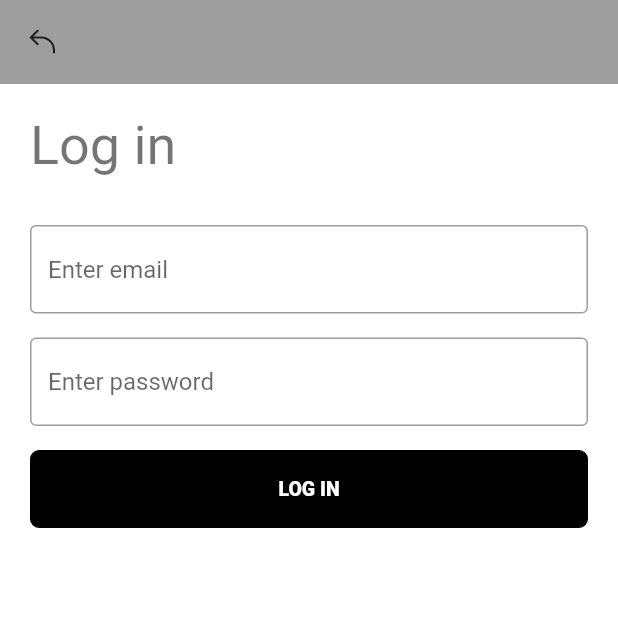
After one commit to VinhShin/MyCarTest, a Flutter app: the screen it shows after launch, after a tap on "LOGIN", on a phone screen of 412 x 824 dp, the top half of it. The commit adds this screen. Run offline on Flutter 3.47's test engine with Material 2 defaults, Android fonts, the phone set to English and light mode, and no system bars; our stand-ins replace easy_localization, flutter_bloc, flutter_svg; missing offline and left inert: shared_preferences_web; generated files the repository leaves out were written again; project files that could hold a hidden picture were left out.

Commit message:
add login screen

```diff
--- a/assets/languages/en.json
+++ b/assets/languages/en.json
@@ -1,7 +1,15 @@
 {
+    "ok": "ok",
+    "cancel": "cancel",
+    "alert": "alert",
     "login": {
         "login_label": "LOGIN",
-        "register_label": "REGISTER"
+        "register_label": "REGISTER",
+        "login_title": "Log in",
+        "login_button": "LOG IN",
+        "email_input": "Enter email",
+        "password_input": "Enter password",
+        "password_incorrect": "Your email or password incorrect"
     },
     "splash_screen": {
         "user_title": "Pawel Czerwinski",
--- /dev/null
+++ b/lib/common/app_theme.dart
@@ -0,0 +1,31 @@
+import 'package:flutter/material.dart';
+
+class AppTheme {
+  static final darkTheme = ThemeData(
+      primarySwatch: Colors.grey,
+      primaryColor: Colors.black,
+      brightness: Brightness.dark,
+      backgroundColor: const Color(0xFF212121),
+      accentColor: Colors.white,
+      accentIconTheme: IconThemeData(color: Colors.black),
+      scaffoldBackgroundColor: Colors.white,
+      dividerColor: Colors.black12,
+      textTheme: textTheme);
+
+  static final lightTheme = ThemeData(
+      primarySwatch: Colors.grey,
+      primaryColor: Colors.white,
+      brightness: Brightness.light,
+      backgroundColor: const Color(0xFFE5E5E5),
+      accentColor: Colors.black,
+      accentIconTheme: IconThemeData(color: Colors.white),
+      scaffoldBackgroundColor: Colors.white,
+      dividerColor: Colors.white54,
+      textTheme: textTheme);
+
+  static final textTheme = const TextTheme(
+    headline1: TextStyle(fontSize: 36.0, fontWeight: FontWeight.w400),
+    bodyText1: TextStyle(fontSize: 36.0, fontWeight: FontWeight.w400),
+    button: TextStyle(fontSize: 13.0, fontWeight: FontWeight.w900),
+  );
+}
--- a/lib/common/assets/app_icons.dart
+++ b/lib/common/assets/app_icons.dart
@@ -1,6 +1,6 @@
 class AppIcons {
-  static final back = 'assets/icon/ic_back.png';
-  static final comment = 'assets/icon/ic_comment.png';
-  static final home = 'assets/icon/ic_home.png';
-  static final search = 'assets/icon/ic_search.png';
+  static final back = 'assets/icons/ic_back.svg';
+  static final comment = 'assets/icons/ic_comment.svg';
+  static final home = 'assets/icons/ic_home.svg';
+  static final search = 'assets/icons/ic_search.svg';
 }
--- a/lib/common/contants/routers.dart
+++ /dev/null
@@ -1,4 +0,0 @@
-class AppRoutes {
-  static final String splashScreen = 'splash_screen';
-  static final String homeScreen = 'home_screen';
-}
--- /dev/null
+++ b/lib/common/contants/routes.dart
@@ -0,0 +1,6 @@
+class AppRoutes {
+  static final String splashScreen = '/';
+  static final String loginScreen = '/login';
+  static final String registerScreen = '/register';
+  static final String homeScreen = '/home';
+}
--- a/lib/main.dart
+++ b/lib/main.dart
@@ -1,6 +1,10 @@
 import 'package:easy_localization/easy_localization.dart';
 import 'package:flutter/material.dart';
+import 'package:my_car_test/common/app_theme.dart';
+import 'package:my_car_test/common/contants/routes.dart';
+import 'package:my_car_test/presentation/screens/login/login_screen.dart';
 
+import 'presentation/screens/home/home_screen.dart';
 import 'presentation/screens/splash/splash_screen.dart';
 
 void main() async {
@@ -24,17 +28,12 @@ class MyApp extends StatelessWidget {
       localizationsDelegates: context.localizationDelegates,
       supportedLocales: context.supportedLocales,
       locale: context.locale,
-      theme: ThemeData(
-        primarySwatch: Colors.blue,
-      ),
-      // routes: {
-      //   // When navigating to the "/" route, build the FirstScreen widget.
-      //   '/': (context) => const LoginScreen(),
-      //   // When navigating to the "/second" route, build the SecondScreen widget.
-      //   PBRouter.homeScreen: (context) => const HomeScreen(),
-      //   PBRouter.photoScreen: (context) => const PhotoScreen(),
-      // },
-      home: SplashScreen(),
+      theme: AppTheme.lightTheme,
+      routes: {
+        AppRoutes.splashScreen: (context) => const SplashScreen(),
+        AppRoutes.homeScreen: (context) => const HomeScreen(),
+        AppRoutes.loginScreen: (context) => const LoginScreen(),
+      },
     );
   }
 }
--- /dev/null
+++ b/lib/presentation/base_widget/m_app_bar.dart
@@ -0,0 +1,20 @@
+import 'package:flutter/material.dart';
+import 'package:flutter_svg/svg.dart';
+import 'package:my_car_test/common/assets/app_icons.dart';
+
+class MAppBar extends AppBar {
+  MAppBar(BuildContext context)
+      : super(
+          elevation: 0,
+          leading: InkWell(
+            child: SvgPicture.asset(
+              AppIcons.back,
+              width: 40,
+              height: 40,
+            ),
+            onTap: () {
+              Navigator.pop(context);
+            },
+          ),
+        );
+}
--- a/lib/presentation/custom_widget/button.dart
+++ b/lib/presentation/custom_widget/button.dart
@@ -14,7 +14,9 @@ class Button extends StatelessWidget {
 
   @override
   Widget build(BuildContext context) {
-    return Container(
+    return InkWell(
+      onTap: onPress,
+      child: Container(
         height: 52,
         alignment: AlignmentDirectional.center,
         decoration: BoxDecoration(
@@ -23,9 +25,11 @@ class Button extends StatelessWidget {
             border: Border.all(color: Colors.black)),
         child: Text(
           text,
-        style: TextStyle(
-            color: isOutline ? Colors.black : Colors.white,
-            fontWeight: FontWeight.bold),
+          style: Theme.of(context)
+              .textTheme
+              .button
+              ?.copyWith(color: isOutline ? Colors.black : Colors.white),
+        ),
       ),
     );
   }
--- /dev/null
+++ b/lib/presentation/screens/login/bloc/login_bloc.dart
@@ -0,0 +1,11 @@
+import 'package:flutter_bloc/flutter_bloc.dart';
+import 'package:my_car_test/presentation/screens/login/bloc/login_event.dart';
+import 'package:my_car_test/presentation/screens/login/bloc/login_state.dart';
+
+class LoginBloc extends Bloc<LoginEvent, LoginState> {
+  LoginBloc() : super(LoginInitState()) {
+    on<OnLoginEvent>((event, emit) => emit(LoginResultState(
+        isSuccess: event.email.isNotEmpty && event.password.isNotEmpty,
+        errorMessage: '')));
+  }
+}
--- /dev/null
+++ b/lib/presentation/screens/login/bloc/login_event.dart
@@ -0,0 +1,8 @@
+abstract class LoginEvent {}
+
+class OnLoginEvent extends LoginEvent {
+  final String email;
+  final String password;
+
+  OnLoginEvent({required this.email, required this.password});
+}
--- /dev/null
+++ b/lib/presentation/screens/login/bloc/login_state.dart
@@ -0,0 +1,10 @@
+abstract class LoginState {}
+
+class LoginInitState extends LoginState {}
+
+class LoginResultState extends LoginState {
+  final bool isSuccess;
+  final String errorMessage;
+
+  LoginResultState({required this.isSuccess, required this.errorMessage});
+}
--- /dev/null
+++ b/lib/presentation/screens/login/login_screen.dart
@@ -0,0 +1,107 @@
+import 'package:flutter/material.dart';
+import 'package:easy_localization/easy_localization.dart';
+import 'package:flutter_bloc/flutter_bloc.dart';
+import 'package:my_car_test/common/contants/routes.dart';
+import 'package:my_car_test/generated/locale_keys.g.dart';
+import 'package:my_car_test/presentation/base_widget/m_app_bar.dart';
+import 'package:my_car_test/presentation/custom_widget/button.dart';
+import 'package:my_car_test/presentation/screens/login/bloc/login_bloc.dart';
+import 'package:my_car_test/presentation/screens/login/bloc/login_event.dart';
+
+import 'bloc/login_state.dart';
+
+class LoginScreen extends StatefulWidget {
+  const LoginScreen({Key? key}) : super(key: key);
+
+  @override
+  _LoginScreenState createState() => _LoginScreenState();
+}
+
+class _LoginScreenState extends State<LoginScreen> {
+  String email = '';
+  String password = '';
+
+  @override
+  Widget build(BuildContext context) {
+    return Scaffold(
+      appBar: MAppBar(context),
+      body: BlocProvider(
+        create: (_) => LoginBloc(),
+        child: BlocConsumer<LoginBloc, LoginState>(
+          listener: (context, state) {
+            if (state is LoginResultState) {
+              if (state.isSuccess) {
+                Navigator.pushNamed(context, AppRoutes.homeScreen);
+              } else {
+                _showLoginError();
+              }
+            }
+          },
+          buildWhen: (context, state) => false,
+          builder: (context, state) {
+            return Padding(
+              padding: EdgeInsets.all(20),
+              child: Column(
+                crossAxisAlignment: CrossAxisAlignment.start,
+                children: [
+                  Text(
+                    LocaleKeys.login_login_title.tr(),
+                    style: Theme.of(context).textTheme.headline1,
+                  ),
+                  SizedBox(height: 32),
+                  TextField(
+                    onChanged: (email) {
+                      this.email = email;
+                    },
+                    decoration: InputDecoration(
+                        border: OutlineInputBorder(),
+                        hintText: LocaleKeys.login_email_input.tr()),
+                  ),
+                  SizedBox(height: 16),
+                  TextField(
+                    onChanged: (password) {
+                      this.password = password;
+                    },
+                    decoration: InputDecoration(
+                        border: OutlineInputBorder(),
+                        hintText: LocaleKeys.login_password_input.tr()),
+                  ),
+                  SizedBox(height: 16),
+                  Button(
+                      isOutline: false,
+                      onPress: () {
+                        context.read<LoginBloc>().add(
+                            OnLoginEvent(email: email, password: password));
+                      },
+                      text: LocaleKeys.login_login_button.tr())
+                ],
+              ),
+            );
+          },
+        ),
+      ),
+    );
+  }
+
+  void _showLoginError() {
+    showDialog(
+      context: context,
+      builder: (BuildContext context) {
+        // return object of type Dialog
+        return AlertDialog(
+          title: Text(LocaleKeys.alert.tr()),
+          content: Text(LocaleKeys.login_password_incorrect.tr()),
+          actions: <Widget>[
+            // usually buttons at the bottom of the dialog
+            TextButton(
+              onPressed: () {
+                Navigator.of(context).pop();
+              },
+              child: Text(LocaleKeys.ok.tr()),
+            )
+          ],
+        );
+      },
+    );
+  }
+}
--- a/lib/presentation/screens/splash/splash_screen.dart
+++ b/lib/presentation/screens/splash/splash_screen.dart
@@ -1,12 +1,13 @@
 import 'package:flutter/material.dart';
 import 'package:easy_localization/easy_localization.dart';
 import 'package:my_car_test/common/assets/app_images.dart';
+import 'package:my_car_test/common/contants/routes.dart';
 import 'package:my_car_test/generated/locale_keys.g.dart';
 import 'package:my_car_test/presentation/custom_widget/button.dart';
-import 'package:my_car_test/presentation/screens/widgets/user_info.dart';
+import 'package:my_car_test/presentation/screens/splash/widgets/user_info.dart';
 
 class SplashScreen extends StatefulWidget {
-  SplashScreen({Key? key}) : super(key: key);
+  const SplashScreen({Key? key}) : super(key: key);
 
   @override
   _SplashScreenState createState() => _SplashScreenState();
@@ -30,7 +31,9 @@ class _SplashScreenState extends State<SplashScreen> {
                 children: [
                   Expanded(
                     child: Button(
-                      onPress: () {},
+                      onPress: () {
+                        Navigator.pushNamed(context, AppRoutes.loginScreen);
+                      },
                       text: LocaleKeys.login_login_label.tr(),
                     ),
                   ),
--- a/pubspec.yaml
+++ b/pubspec.yaml
@@ -24,6 +24,8 @@ dependencies:
   flutter:
     sdk: flutter
   easy_localization: 3.0.0
+  flutter_svg: 0.22.0
+  flutter_bloc: ^7.3.1
 
   # The following adds the Cupertino Icons font to your application.
   # Use with the CupertinoIcons class for iOS style icons.
```
Also changed, not shown: assets/icons/ic_back.svg, assets/icons/ic_comment.svg (renamed from assets/icons/ic_comment.png), lib/presentation/home_screen/bloc/bloc.dart (deleted), lib/presentation/home_screen/bloc/event.dart (deleted), lib/presentation/home_screen/bloc/state.dart (deleted), lib/presentation/screens/splash/widgets/user_info.dart (renamed from lib/presentation/screens/widgets/user_info.dart). Lines whose indentation alone changed are shown as unchanged.
